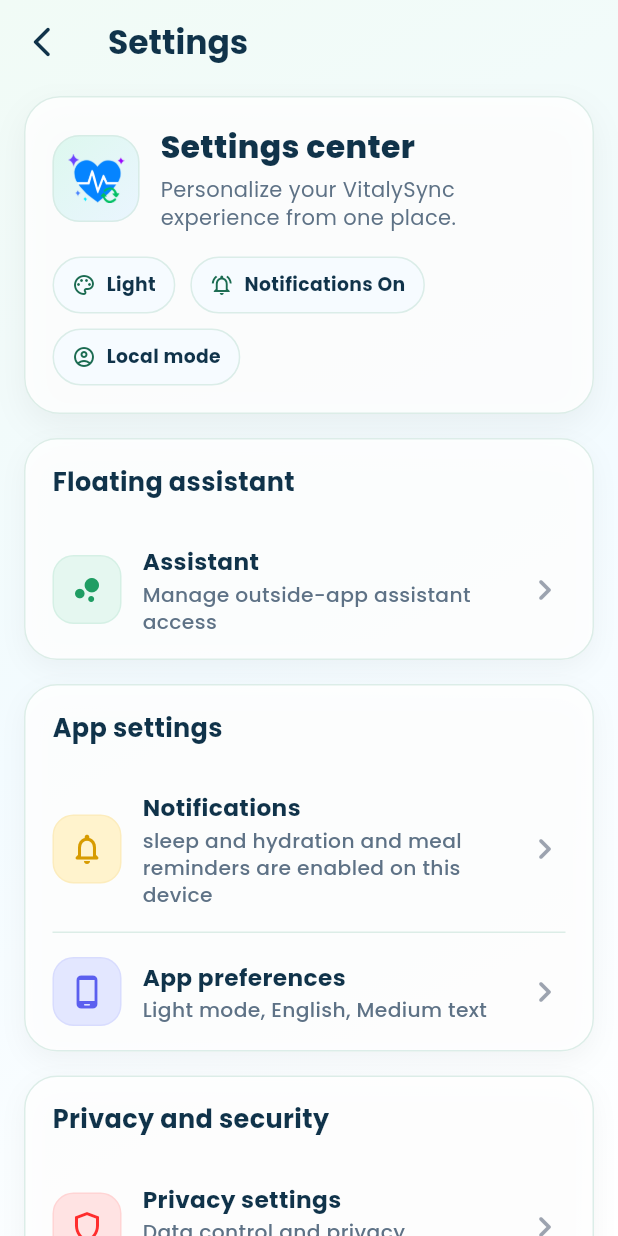
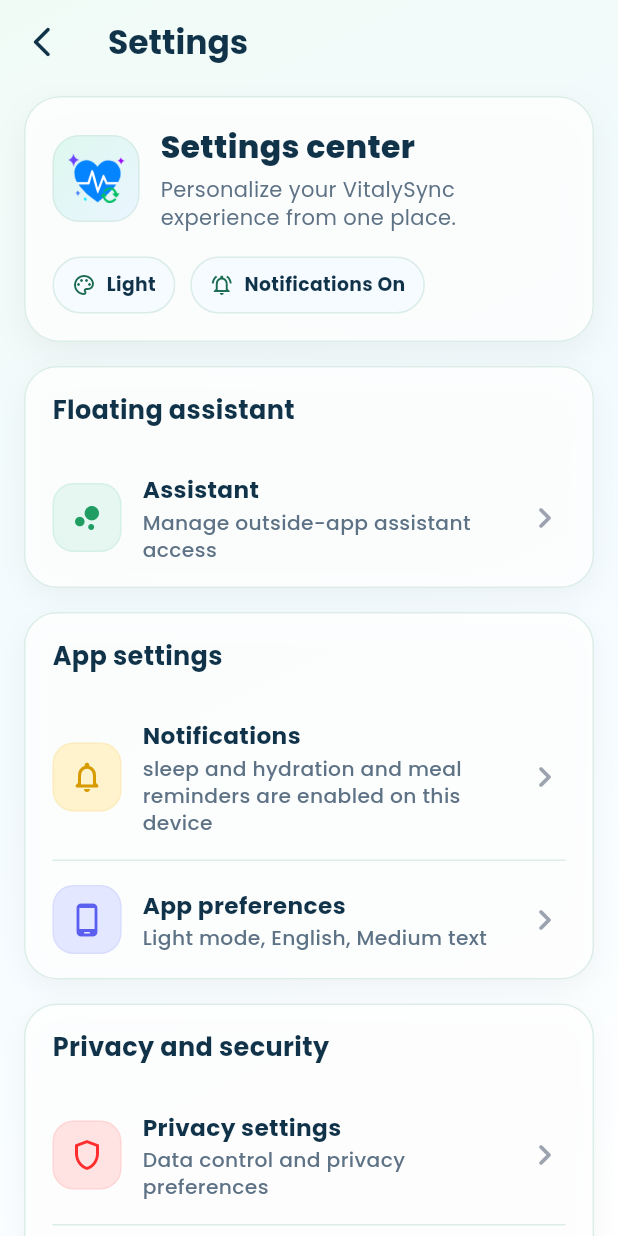
Before and after one commit to vitalysyncapp/vitalysync-frontend, a Flutter app: the SettingsPage screen opened directly, on a phone screen of 412 x 824 dp. Run offline on Flutter 3.47's test engine with Material 3 defaults, Android fonts, the phone set to English and light mode, and no system bars; our stand-ins replace animated_bottom_navigation_bar, confetti, fl_chart, flutter_animate, flutter_local_notifications, flutter_secure_storage and 11 more; missing offline and left inert: crop_your_image; accounts and stored records are empty.

Commit message:
minor settings optimization

```diff
--- a/lib/features/settings/presentation/pages/settings_page.dart
+++ b/lib/features/settings/presentation/pages/settings_page.dart
@@ -482,6 +482,7 @@ class _SettingsPageState extends State<SettingsPage> {
                           },
                         ),
                       ],
+
                     ),
                   ],
                 ),
@@ -499,7 +500,6 @@ class _SettingsPageState extends State<SettingsPage> {
   }) {
     final isDark = Theme.of(context).brightness == Brightness.dark;
     final notificationsLabel = prefs.notificationsEnabled ? 'On' : 'Off';
-    final accountLabel = _session.isLoggedIn ? 'Signed in' : 'Local mode';
 
     return Container(
       width: double.infinity,
@@ -586,11 +586,6 @@ class _SettingsPageState extends State<SettingsPage> {
                 context: context,
                 icon: Icons.notifications_active_outlined,
                 label: 'Notifications $notificationsLabel',
-              ),
-              _buildStatusPill(
-                context: context,
-                icon: Icons.account_circle_outlined,
-                label: accountLabel,
               ),
             ],
           ),
```
